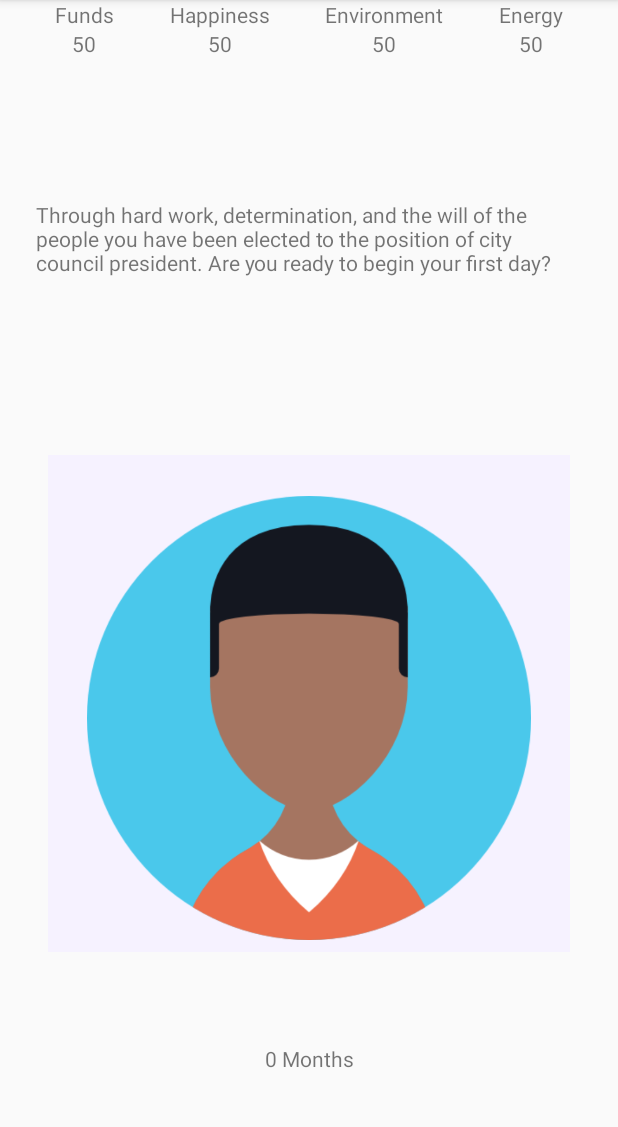
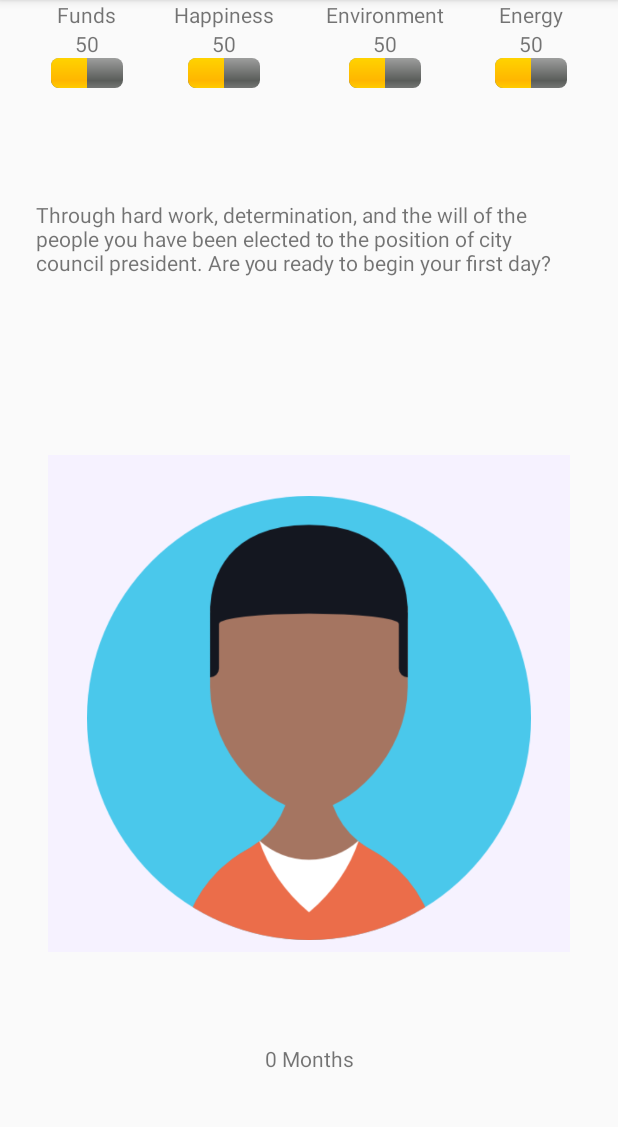
Before and after one commit to sotanishy/CBUSHack-TheShams, an Android app: the screen it shows after launch (MainActivity), on a phone screen of 412 x 824 dp, the part 84-1211 px from its top. Run offline under Robolectric (Android 15) with nearby library versions, the phone set to English and light mode, and no system bars.

Commit message:
Added the bars

```diff
--- a/app/src/main/java/com/coffman/shams/cbushack/MainActivity.java
+++ b/app/src/main/java/com/coffman/shams/cbushack/MainActivity.java
@@ -12,6 +12,7 @@ import android.util.Log;
 import android.view.MotionEvent;
 import android.view.View;
 import android.widget.ImageView;
+import android.widget.ProgressBar;
 import android.widget.TextView;
 
 public class MainActivity extends AppCompatActivity {
@@ -24,6 +25,7 @@ public class MainActivity extends AppCompatActivity {
     private TextView cardText, overlayText;
     private TextView dateText;
     private TextView fundsValue, happinessValue, environmentValue, energyValue;
+    private ProgressBar fundsBar, happinessBar, environmentBar, energyBar;
 
     private Game game;
 
@@ -112,6 +114,11 @@ public class MainActivity extends AppCompatActivity {
         environmentValue = findViewById(R.id.environmentValue);
         energyValue = findViewById(R.id.energyValue);
 
+        fundsBar = findViewById(R.id.fundsBar);
+        happinessBar = findViewById(R.id.happinessBar);
+        environmentBar = findViewById(R.id.environmentBar);
+        energyBar = findViewById(R.id.energyBar);
+
         game = new Game(getResources());
 
         nextSituation();
@@ -131,18 +138,12 @@ public class MainActivity extends AppCompatActivity {
         happinessValue.setText("" + game.getHappiness());
         environmentValue.setText("" + game.getEnvironment());
         energyValue.setText("" + game.getEnergy());
+
+        fundsBar.setProgress(game.getFunds());
+        happinessBar.setProgress(game.getFunds());
+        environmentBar.setProgress(game.getFunds());
+        energyBar.setProgress(game.getFunds());
+
         dateText.setText(game.getTime() + " Months");
     }
-
-    /**
-     * Change the value by the specified amount
-     *
-     * @param id    the resource id of the value you want to change
-     * @param value how much you want to change the value by
-     */
-    private void changeValue(int id, double value) {
-        TextView tv = findViewById(id);
-        double currentValue = Integer.parseInt(tv.getText().toString());
-        tv.setText("" + (currentValue + value));
-    }
 }
--- a/app/src/main/res/layout/activity_main.xml
+++ b/app/src/main/res/layout/activity_main.xml
@@ -11,6 +11,8 @@
         android:layout_width="match_parent"
         android:layout_height="wrap_content"
         app:layout_constraintTop_toTopOf="parent"
+        app:layout_constraintLeft_toLeftOf="parent"
+        app:layout_constraintRight_toRightOf="parent"
         tools:layout_editor_absoluteX="0dp">
 
         <LinearLayout
@@ -24,6 +26,7 @@
             <TextView
                 android:layout_width="wrap_content"
                 android:layout_height="wrap_content"
+                android:layout_gravity="center"
                 android:text="Funds" />
 
             <TextView
@@ -32,6 +35,13 @@
                 android:layout_height="wrap_content"
                 android:layout_gravity="center"
                 android:text="0" />
+
+            <ProgressBar
+                android:id="@+id/fundsBar"
+                android:layout_width="wrap_content"
+                android:layout_height="wrap_content"
+                android:layout_gravity="center"
+                style="@android:style/Widget.ProgressBar.Horizontal"/>
         </LinearLayout>
 
         <LinearLayout
@@ -45,6 +55,7 @@
             <TextView
                 android:layout_width="wrap_content"
                 android:layout_height="wrap_content"
+                android:layout_gravity="center"
                 android:text="Happiness" />
 
             <TextView
@@ -53,6 +64,13 @@
                 android:layout_height="wrap_content"
                 android:layout_gravity="center"
                 android:text="0" />
+
+            <ProgressBar
+                android:id="@+id/happinessBar"
+                android:layout_width="wrap_content"
+                android:layout_height="wrap_content"
+                android:layout_gravity="center"
+                style="@android:style/Widget.ProgressBar.Horizontal"/>
         </LinearLayout>
 
         <LinearLayout
@@ -66,6 +84,7 @@
             <TextView
                 android:layout_width="wrap_content"
                 android:layout_height="wrap_content"
+                android:layout_gravity="center"
                 android:text="Environment" />
 
             <TextView
@@ -74,6 +93,13 @@
                 android:layout_height="wrap_content"
                 android:layout_gravity="center"
                 android:text="0" />
+
+            <ProgressBar
+                android:id="@+id/environmentBar"
+                android:layout_width="wrap_content"
+                android:layout_height="wrap_content"
+                android:layout_gravity="center"
+                style="@android:style/Widget.ProgressBar.Horizontal"/>
         </LinearLayout>
 
         <LinearLayout
@@ -87,6 +113,7 @@
             <TextView
                 android:layout_width="wrap_content"
                 android:layout_height="wrap_content"
+                android:layout_gravity="center"
                 android:text="Energy" />
 
             <TextView
@@ -95,6 +122,13 @@
                 android:layout_height="wrap_content"
                 android:layout_gravity="center"
                 android:text="0" />
+
+            <ProgressBar
+                android:id="@+id/energyBar"
+                android:layout_width="wrap_content"
+                android:layout_height="wrap_content"
+                android:layout_gravity="center"
+                style="@android:style/Widget.ProgressBar.Horizontal"/>
         </LinearLayout>
 
     </android.support.constraint.ConstraintLayout>
```
